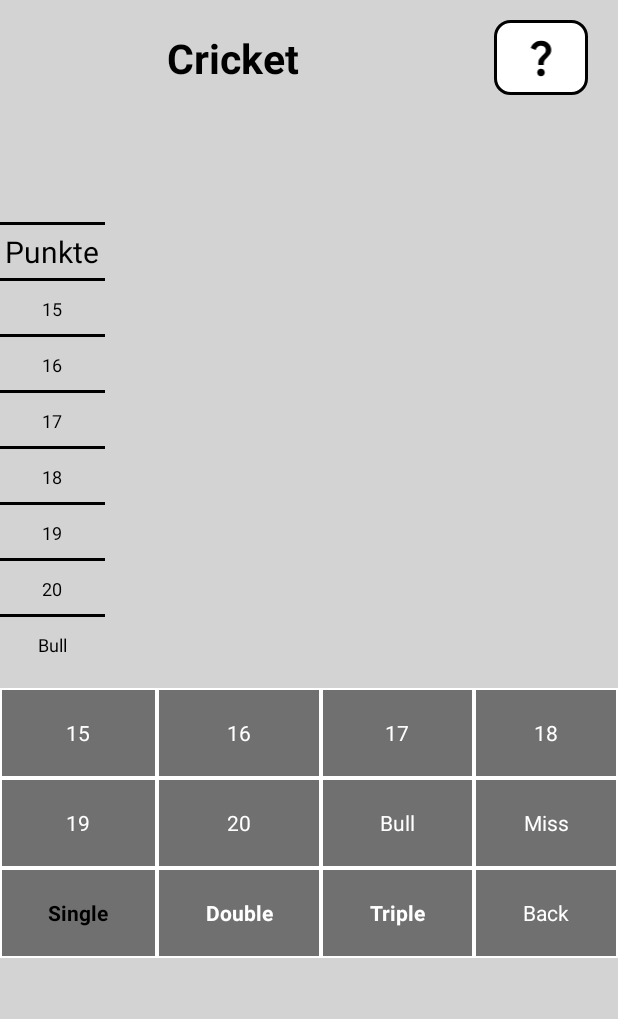
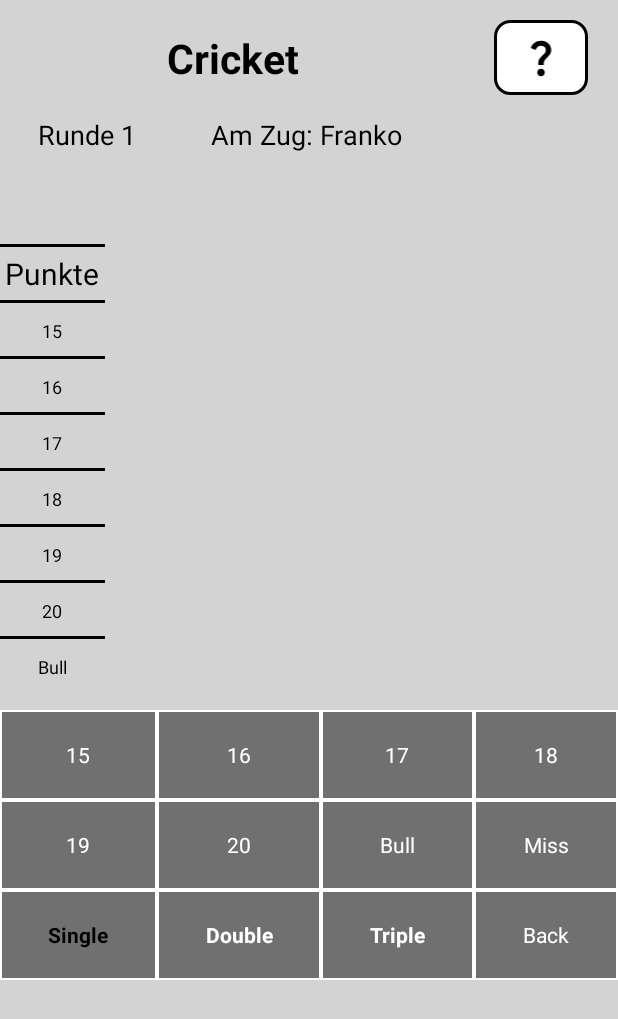
Before and after one commit to Vlntin/Dartoli_Dart, an Android app: the CricketActivity screen opened directly, with no data from a screen before it, on a phone screen of 412 x 824 dp. Shown: the top 1019 px of the screen. Run offline under Robolectric (Android 15) with nearby library versions, the phone set to English and light mode, and no system bars; 2 statements that could not run were skipped.

Commit message:
Show actual round number and actual player on the ui

```diff
--- a/app/src/main/java/com/example/dartoli/games/CricketGame.kt
+++ b/app/src/main/java/com/example/dartoli/games/CricketGame.kt
@@ -174,7 +174,6 @@ class CricketGame(legs: Int, sets: Int, players: ArrayList<CricketPlayer>): Seri
                 check_game_finished()
             }
         }
-
     }
     fun check_game_finished(){
         print("s")
@@ -220,7 +219,7 @@ class CricketGame(legs: Int, sets: Int, players: ArrayList<CricketPlayer>): Seri
 
     fun reset_for_new_leg(){
         actualDartsLeft = 3
-        actualRound = 0
+        actualRound = 1
         actualPlayerNumber = 0
         for (player in game_players){
             reset_player(player)
--- a/app/src/main/res/layout/activity_cricket.xml
+++ b/app/src/main/res/layout/activity_cricket.xml
@@ -49,6 +49,34 @@
                 android:paddingTop="10dp"
                 android:paddingBottom="10dp"/>
         </LinearLayout>
+        <LinearLayout
+            android:layout_width="wrap_content"
+            android:layout_height="match_parent"
+            android:orientation="horizontal">
+            <TextView
+                android:id="@+id/tv_round_number"
+                android:layout_width="match_parent"
+                android:layout_height="wrap_content"
+                android:text="Runde 1"
+                android:textSize="18dp"
+                android:textColor="@color/black"
+                android:paddingLeft="25dp"
+                android:layout_weight="1"
+                android:layout_gravity="center"
+                android:gravity="center"/>
+            <TextView
+                android:id="@+id/tv_actual_player"
+                android:layout_width="match_parent"
+                android:layout_height="wrap_content"
+                android:text="Am Zug: Franko"
+                android:textSize="18dp"
+                android:textColor="@color/black"
+                android:layout_weight="1"
+                android:paddingLeft="50dp"
+                android:layout_gravity="center"
+                android:gravity="center"/>
+        </LinearLayout>
+
     </LinearLayout>
     <LinearLayout
         app:layout_constraintTop_toBottomOf="@+id/cricket_title"
@@ -58,8 +86,7 @@
         android:orientation="horizontal"
         android:layout_gravity="center"
         android:gravity="center"
-        android:paddingBottom="15dp"
-        android:layout_marginTop="10dp">
+        android:paddingBottom="15dp">
         <androidx.constraintlayout.widget.ConstraintLayout xmlns:android="http://schemas.android.com/apk/res/android"
             android:layout_height="wrap_content"
             android:layout_width="70dp"
```
Also changed, not shown: app/src/main/java/com/example/dartoli/activities/CricketActivity.kt (+19 -0 lines).
